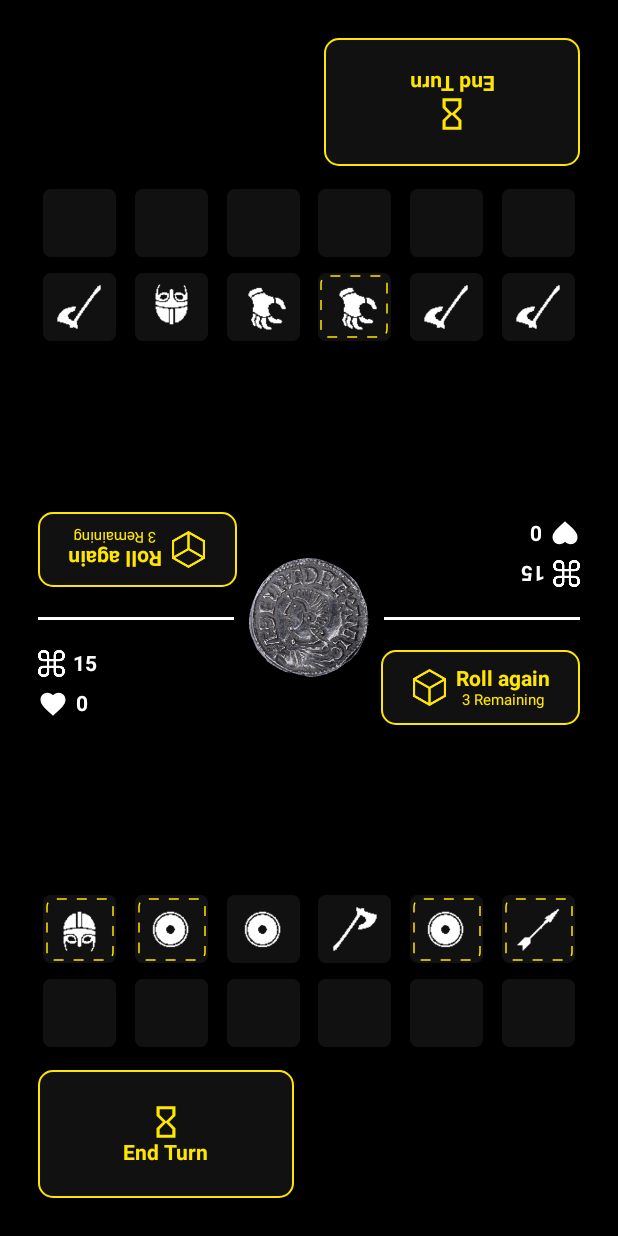
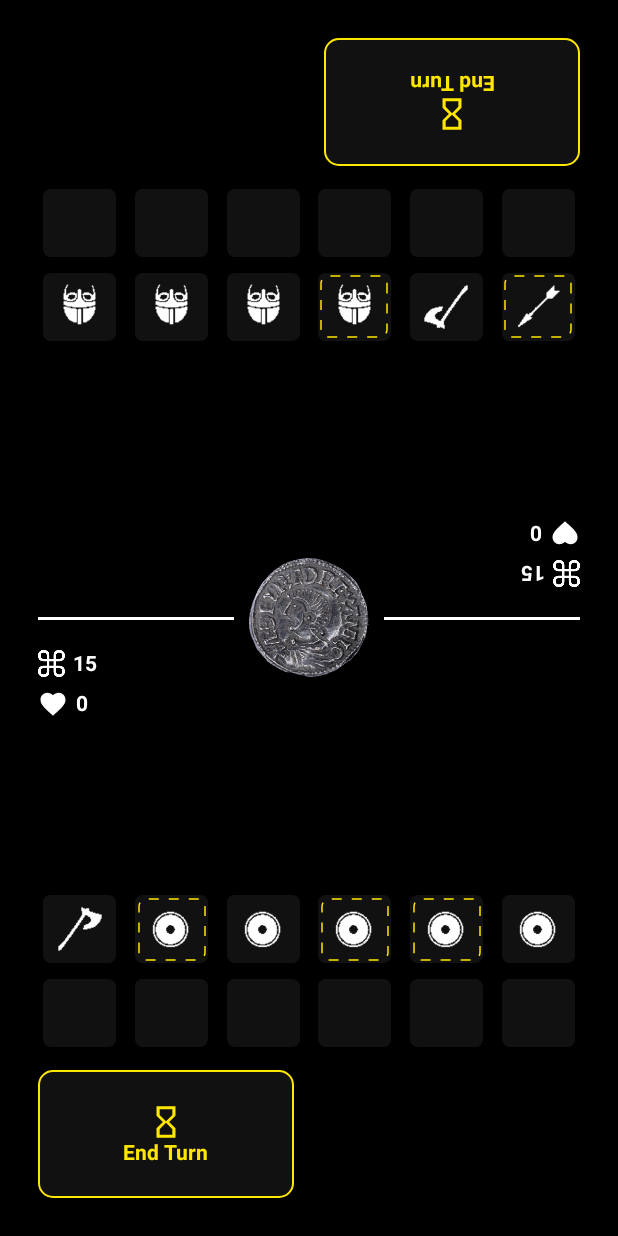
Before and after one commit to iagoMendesDaSilva/orlog, an Android app built with Jetpack Compose: the MatchScreen screen opened through its navigation route, on a phone screen of 412 x 824 dp. Run offline under Robolectric (Android 15) with nearby library versions, the phone set to English and light mode, and no system bars; our stand-ins replace Dagger/Hilt's generated code.

Commit message:
coin turn

```diff
--- a/app/src/main/java/com/iago/orlog/navigation/Navigation.kt
+++ b/app/src/main/java/com/iago/orlog/navigation/Navigation.kt
@@ -21,7 +21,7 @@ fun Navigation() {
 
     NavHost(
         navController = navController,
-        startDestination = Screens.MatchScreen.name
+        startDestination = Screens.HomeScreen.name
     ) {
 
         composable(Screens.HomeScreen.name) {
--- a/app/src/main/java/com/iago/orlog/screens/gods/commons/GodCard.kt
+++ b/app/src/main/java/com/iago/orlog/screens/gods/commons/GodCard.kt
@@ -26,6 +26,10 @@ fun GodCard(god: God, player: MutableState<Player>, viewModel: ViewModelOrlog) {
 
     val active = remember { mutableStateOf(false) }
     val openDialog = remember { mutableStateOf(false) }
+
+    LaunchedEffect(key1 = player.value.name ){
+        active.value = false
+    }
 
     if (openDialog.value)
         GodInfo(god, openDialog)
--- a/app/src/main/java/com/iago/orlog/screens/match/MatchScreen.kt
+++ b/app/src/main/java/com/iago/orlog/screens/match/MatchScreen.kt
@@ -2,7 +2,10 @@ package com.iago.orlog.screens.match
 
 import androidx.compose.animation.core.Animatable
 import androidx.compose.foundation.layout.*
-import androidx.compose.runtime.*
+import androidx.compose.runtime.Composable
+import androidx.compose.runtime.MutableState
+import androidx.compose.runtime.mutableStateOf
+import androidx.compose.runtime.remember
 import androidx.compose.ui.Alignment
 import androidx.compose.ui.Modifier
 import androidx.compose.ui.draw.rotate
@@ -11,7 +14,10 @@ import androidx.navigation.NavHostController
 import com.iago.orlog.ViewModelOrlog
 import com.iago.orlog.screens.coin.commons.Coin
 import com.iago.orlog.screens.match.commons.*
-import com.iago.orlog.utils.*
+import com.iago.orlog.utils.DiceSide
+import com.iago.orlog.utils.MODES
+import com.iago.orlog.utils.Player
+import com.iago.orlog.utils.dices
 
 @Composable
 fun MatchScreen(navController: NavHostController, viewModel: ViewModelOrlog) {
@@ -19,8 +25,8 @@ fun MatchScreen(navController: NavHostController, viewModel: ViewModelOrlog) {
     val rotate =
         viewModel.mode.value === MODES.ONE_PLAYER && viewModel.iaTurn.value == viewModel.player1.value.coinFace
 
-    val dicesTablePlayer1 = remember { mutableStateOf(getRandomDiceSides()) }
-    val dicesTablePlayer2 = remember { mutableStateOf(getRandomDiceSides()) }
+    val dicesTablePlayer1 = remember { mutableStateOf<MutableList<DiceSide>>(getRandomDiceSides()) }
+    val dicesTablePlayer2 = remember { mutableStateOf<MutableList<DiceSide>>(getRandomDiceSides()) }
 
     val dicesSelectedPlayer1 = remember { mutableStateOf<List<DiceSide>>(emptyList()) }
     val dicesSelectedPlayer2 = remember { mutableStateOf<List<DiceSide>>(emptyList()) }
@@ -66,19 +72,20 @@ fun PlayerTable(
     dicesSelectedPlayer: MutableState<List<DiceSide>>,
     dicesTablePlayer: MutableState<MutableList<DiceSide>>
 ) {
+
     Column(
         modifier = modifier,
         horizontalAlignment = Alignment.End,
         verticalArrangement = Arrangement.SpaceBetween,
     ) {
-        HeaderStatus(player, dicesTablePlayer, viewModel)
+        HeaderStatus(player)
         Column(
             modifier = Modifier.fillMaxHeight(),
             verticalArrangement = Arrangement.Bottom
         ) {
-            RowDices(dicesSelectedPlayer, dicesTablePlayer, rotate, player)
+            RowDices(dicesSelectedPlayer, dicesTablePlayer, rotate, player, viewModel)
             RowSelectedDices(dicesSelectedPlayer.value)
-            FooterStatus(player.value, rotate)
+            FooterStatus(player, rotate, viewModel)
         }
     }
 }
--- a/app/src/main/java/com/iago/orlog/screens/match/commons/FooterStatus.kt
+++ b/app/src/main/java/com/iago/orlog/screens/match/commons/FooterStatus.kt
@@ -5,13 +5,14 @@ import androidx.compose.foundation.layout.Row
 import androidx.compose.foundation.layout.fillMaxWidth
 import androidx.compose.foundation.layout.padding
 import androidx.compose.runtime.Composable
+import androidx.compose.runtime.MutableState
 import androidx.compose.ui.Modifier
 import androidx.compose.ui.unit.dp
+import com.iago.orlog.ViewModelOrlog
 import com.iago.orlog.utils.Player
-import com.iago.orlog.utils.gods
 
 @Composable
-fun FooterStatus(player: Player, rotate: Boolean) {
+fun FooterStatus(player: MutableState<Player>, rotate: Boolean, viewModel: ViewModelOrlog) {
     Row {
         Column(
             modifier = Modifier
@@ -19,11 +20,14 @@ fun FooterStatus(player: Player, rotate: Boolean) {
                 .weight(1f)
                 .padding(end = 10.dp, top = 10.dp)
         ) {
-            EndTurnButton(true,) {}
+            EndTurnButton(true,) {
+                viewModel.changeTurn()
+                viewModel.updatePlayer("reroll", player.value.reroll - 1, player)
+            }
         }
         GodsList(
             rotate,
-            player.godFavors,
+            player.value.godFavors,
             Modifier
                 .fillMaxWidth()
                 .weight(1f)
--- a/app/src/main/java/com/iago/orlog/screens/match/commons/HeaderStatus.kt
+++ b/app/src/main/java/com/iago/orlog/screens/match/commons/HeaderStatus.kt
@@ -16,8 +16,6 @@ import com.iago.orlog.utils.Player
 @Composable
 fun HeaderStatus(
     player: MutableState<Player>,
-    dicesTablePlayer: MutableState<MutableList<DiceSide>>,
-    viewModel: ViewModelOrlog
 ) {
 
     Row(
@@ -30,10 +28,6 @@ fun HeaderStatus(
             TokensInfo(player.value.gems)
             GemsInfo(player.value.tokens)
         }
-        Reroll(player, dicesTablePlayer.value) {
-            viewModel.updatePlayer("reroll", player.value.reroll - 1, player)
-            dicesTablePlayer.value = getRandomDiceSides(dicesTablePlayer.value)
-        }
 
     }
 }
--- a/app/src/main/java/com/iago/orlog/screens/match/commons/Reroll.kt
+++ /dev/null
@@ -1,80 +0,0 @@
-package com.iago.orlog.screens.match.commons
-
-import androidx.compose.foundation.Image
-import androidx.compose.foundation.background
-import androidx.compose.foundation.border
-import androidx.compose.foundation.clickable
-import androidx.compose.foundation.layout.*
-import androidx.compose.material.Icon
-import androidx.compose.material.MaterialTheme
-import androidx.compose.material.Text
-import androidx.compose.material.icons.Icons
-import androidx.compose.material.icons.filled.*
-import androidx.compose.runtime.Composable
-import androidx.compose.runtime.MutableState
-import androidx.compose.ui.Alignment
-import androidx.compose.ui.Modifier
-import androidx.compose.ui.draw.alpha
-import androidx.compose.ui.graphics.ColorFilter
-import androidx.compose.ui.layout.ContentScale
-import androidx.compose.ui.res.painterResource
-import androidx.compose.ui.res.stringResource
-import androidx.compose.ui.text.font.FontWeight
-import androidx.compose.ui.text.style.TextAlign
-import androidx.compose.ui.unit.dp
-import androidx.compose.ui.unit.sp
-import com.iago.orlog.R
-import com.iago.orlog.utils.DiceSide
-import com.iago.orlog.utils.Player
-
-@Composable
-fun Reroll(
-    player: MutableState<Player>,
-    dicesTablePlayer: MutableList<DiceSide>,
-    onPress: () -> Unit
-) {
-    val enable = player.value.reroll > 0 && dicesTablePlayer.size > 0
-    Row(
-        modifier = Modifier
-            .alpha(if (enable) 1f else .5f)
-            .background(
-                MaterialTheme.colors.onBackground,
-                MaterialTheme.shapes.small
-            )
-            .border(
-                width = 1.dp,
-                MaterialTheme.colors.primary,
-                MaterialTheme.shapes.small,
-            )
-            .padding(start =20.dp,end= 20.dp, top = 10.dp, bottom = 10.dp)
-            .clickable {
-                if (enable)
-                    onPress()
-            },
-        verticalAlignment = Alignment.CenterVertically,
-    ) {
-        Image(
-            contentScale = ContentScale.Fit,
-            contentDescription = null,
-            painter = painterResource(R.drawable.cube),
-            modifier = Modifier.width(30.dp).height(30.dp).padding(end = 5.dp),
-            colorFilter = ColorFilter.tint(MaterialTheme.colors.primary),
-        )
-        Column(horizontalAlignment = Alignment.CenterHorizontally) {
-            Text(
-                fontSize = 14.sp,
-                textAlign = TextAlign.Center,
-                fontWeight = FontWeight.Bold,
-                color = MaterialTheme.colors.primary,
-                text = stringResource(id = R.string.roll_again),
-            )
-            Text(
-                fontSize = 10.sp,
-                textAlign = TextAlign.Center,
-                fontWeight = FontWeight.Normal,
-                color = MaterialTheme.colors.primary,
-                text = stringResource(id = R.string.roll_remaining, player.value.reroll),
-            )
-        }
-    }
-}
--- a/app/src/main/java/com/iago/orlog/screens/match/commons/RowDices.kt
+++ b/app/src/main/java/com/iago/orlog/screens/match/commons/RowDices.kt
@@ -1,5 +1,6 @@
 package com.iago.orlog.screens.match.commons
 
+import android.util.Log
 import androidx.compose.foundation.*
 import androidx.compose.foundation.layout.*
 import androidx.compose.foundation.shape.RoundedCornerShape
@@ -11,6 +12,8 @@ import androidx.compose.ui.draw.clip
 import androidx.compose.ui.layout.ContentScale
 import androidx.compose.ui.res.painterResource
 import androidx.compose.ui.unit.dp
+import com.iago.orlog.ViewModelOrlog
+import com.iago.orlog.screens.match.getRandomDiceSides
 import com.iago.orlog.utils.DiceSide
 import com.iago.orlog.utils.Player
 
@@ -21,6 +24,7 @@ fun RowDices(
     dicesTable: MutableState<MutableList<DiceSide>>,
     rotate: Boolean,
     player: MutableState<Player>,
+    viewModel: ViewModelOrlog,
 ) {
 
     val openDialog = remember { mutableStateOf(false) }
@@ -30,7 +34,12 @@ fun RowDices(
         DiceInfo(openDialog, diceInfo, rotate)
 
     LaunchedEffect(key1 = player.value) {
-       selectDicesAutomatic(player, dicesTable, dicesSelectedPlayer)
+        selectDicesAutomatic(player, dicesTable, dicesSelectedPlayer)
+    }
+
+    LaunchedEffect(key1 = viewModel.turn.value) {
+        if (viewModel.turn.value === player.value.coinFace && player.value.reroll != 3)
+            dicesTable.value = getRandomDiceSides(dicesTable.value)
     }
 
     Row(
@@ -48,7 +57,10 @@ fun RowDices(
                     .padding(horizontal = 3.dp)
                     .background(MaterialTheme.colors.onBackground, RoundedCornerShape(5.dp))
                     .combinedClickable(
-                        onClick = { selectDice(dicesSelectedPlayer, item, dicesTable, index) },
+                        onClick = {
+                            if (player.value.coinFace === viewModel.turn.value)
+                                selectDice(dicesSelectedPlayer, item, dicesTable, index)
+                        },
                         onLongClick = {
                             diceInfo.value = item
                             openDialog.value = true
@@ -76,7 +88,7 @@ fun selectDicesAutomatic(
     dicesTable: MutableState<MutableList<DiceSide>>,
     dicesSelectedPlayer: MutableState<List<DiceSide>>
 ) {
-    if (player.value.reroll == 0){
+    if (player.value.reroll == 0) {
         dicesTable.value.forEachIndexed { index, item ->
             selectDice(dicesSelectedPlayer, item, dicesTable, index)
         }
```
Also changed, not shown: app/src/main/java/com/iago/orlog/screens/coin/CoinScreen.kt (+12 -8 lines), app/src/main/java/com/iago/orlog/screens/coin/commons/ButtonCoin.kt (+5 -2 lines), app/src/main/java/com/iago/orlog/screens/gods/GodsScreen.kt (+7 -5 lines).
